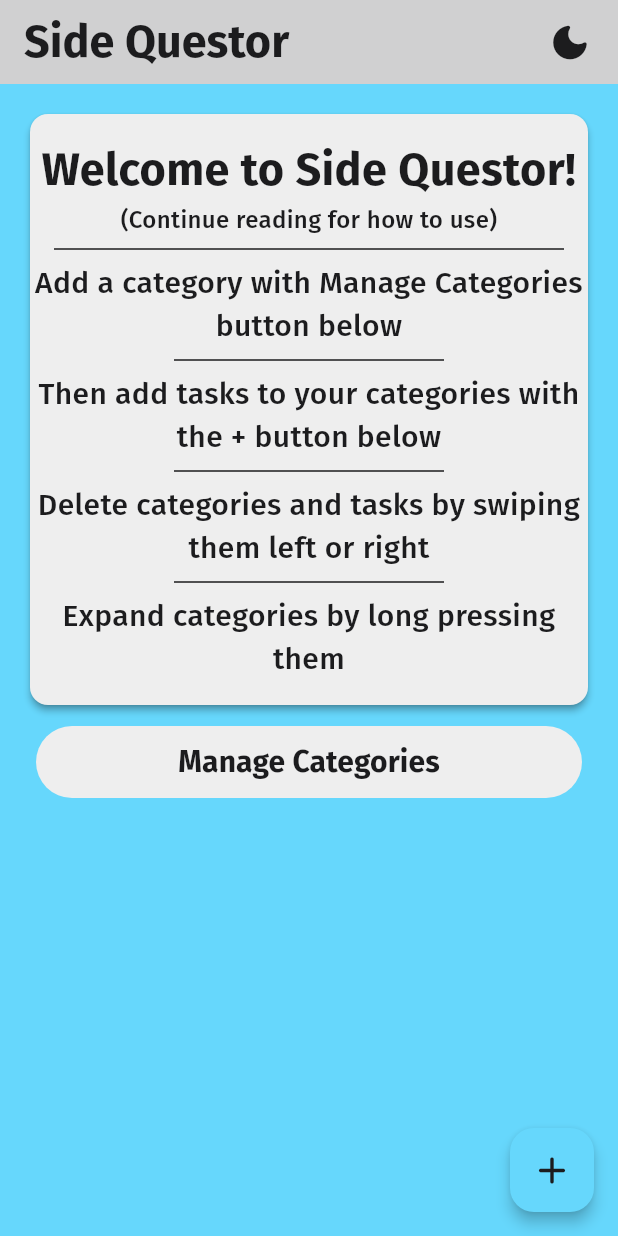
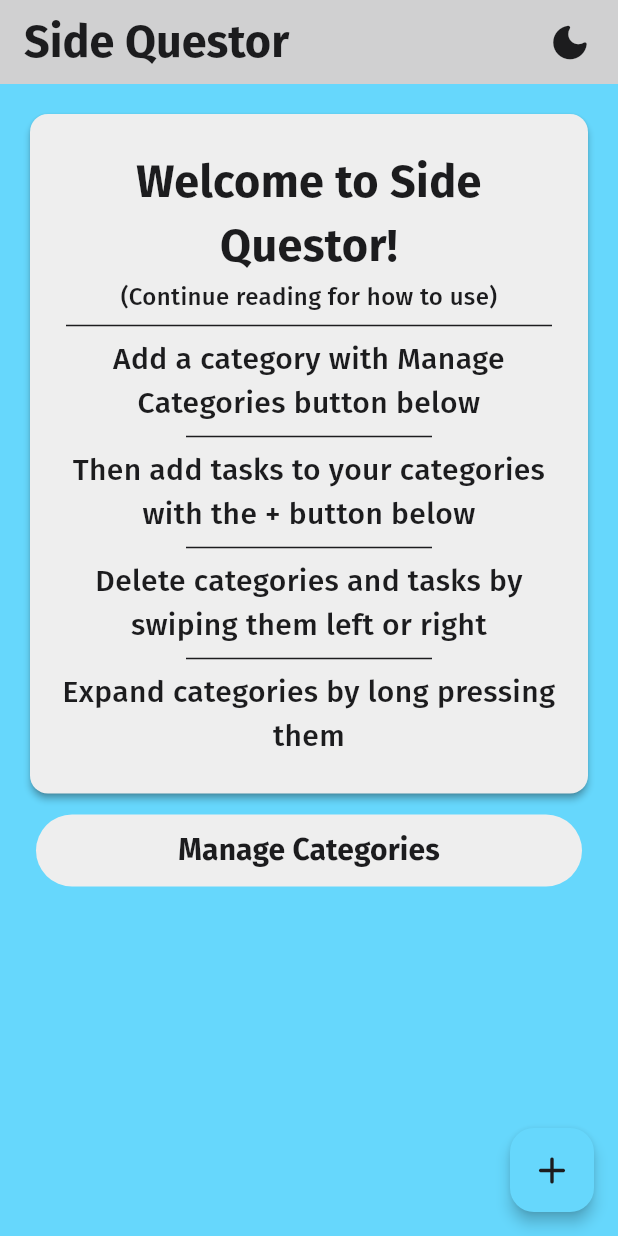
Before and after one commit to noahstew/quest_manager_app, a Flutter app: the screen it shows after launch, on a phone screen of 412 x 824 dp. Run offline on Flutter 3.47's test engine with Material 3 defaults, Android fonts, the phone set to English and light mode, and no system bars; our stand-ins replace google_fonts, hive, hive_flutter; accounts and stored records are empty.

```diff
--- a/lib/models/task.dart
+++ b/lib/models/task.dart
@@ -1,5 +1,4 @@
 import 'package:hive/hive.dart';
-import 'category.dart';
 
 part '../adapters/task.g.dart';
 
@@ -8,13 +7,12 @@ class Task extends HiveObject {
   @HiveField(0)
   String name;
 
-  @HiveField(1)
-  Category category;
-
   @HiveField(2)
   bool isDone = false;
 
-  Task({required this.name, required this.category});
+  Task({
+    required this.name,
+  });
 
   void toggleDone() {
     isDone = !isDone;
--- a/lib/screens/add_task_screen.dart
+++ b/lib/screens/add_task_screen.dart
@@ -20,7 +20,6 @@ class _AddTaskScreenState extends State<AddTaskScreen> {
       for (int i = 0; i < userCategories.length; i++) {
         if (userCategories[i].name == _selectedCategory) {
           final newTask = Task(
-            category: userCategories[i],
             name: _controller.text,
           );
           Navigator.pop(context, [newTask, i]);
--- a/lib/screens/home_screen.dart
+++ b/lib/screens/home_screen.dart
@@ -109,6 +109,8 @@ class _HomeScreenState extends State<HomeScreen> {
                         elevation: 2,
                         color: themeContext.primaryContainer,
                         shadowColor: themeContext.primary,
+                        child: Padding(
+                          padding: const EdgeInsets.all(8.0),
                           child: Column(
                             children: [
                               const SizedBox(height: 16),
@@ -176,6 +178,7 @@ class _HomeScreenState extends State<HomeScreen> {
                             ],
                           ),
                         ),
+                      ),
                     )
                   : ListView.builder(
                       shrinkWrap: true,
@@ -191,6 +194,7 @@ class _HomeScreenState extends State<HomeScreen> {
                                   userCategories[index].isExpanded =
                                       !isExpanded;
                                 });
+                                writeData();
                               },
                               child: !isExpanded
                                   ? CategoryOverview(
--- a/lib/widgets/add_category.dart
+++ b/lib/widgets/add_category.dart
@@ -118,6 +118,11 @@ class _AddCategoryState extends State<AddCategory> {
             ),
             child: TextButton(
               onPressed: () {
+                if (_controller.text.isEmpty ||
+                    _selectedColor == null ||
+                    _selectedIcon == null) {
+                  return;
+                } else {
                   final newCategory = Category(
                     name: _controller.text,
                     icon: _selectedIcon!,
@@ -125,6 +130,7 @@ class _AddCategoryState extends State<AddCategory> {
                   );
                   Navigator.pop(context);
                   widget.addCategory(newCategory);
+                }
               },
               child: Text(
                 'Add to Category List',
--- a/lib/widgets/category_overview.dart
+++ b/lib/widgets/category_overview.dart
@@ -53,7 +53,7 @@ class _CategoryOverviewState extends State<CategoryOverview> {
                     Text(
                       userCategories[widget.idx].tasksRatio().isNaN
                           ? '0/0'
-                          : '${userCategories[widget.idx].tasksRatio().toInt()}/${userCategories[widget.idx].userTasks.length}',
+                          : '${(userCategories[widget.idx].tasksRatio() * userCategories[widget.idx].userTasks.length).toInt()}/${userCategories[widget.idx].userTasks.length}',
                       style:
                           textStyle(24, themeContext.primary, FontWeight.w500),
                     ),
```
Also changed, not shown: lib/adapters/task.g.dart. Lines whose indentation alone changed are shown as unchanged.
